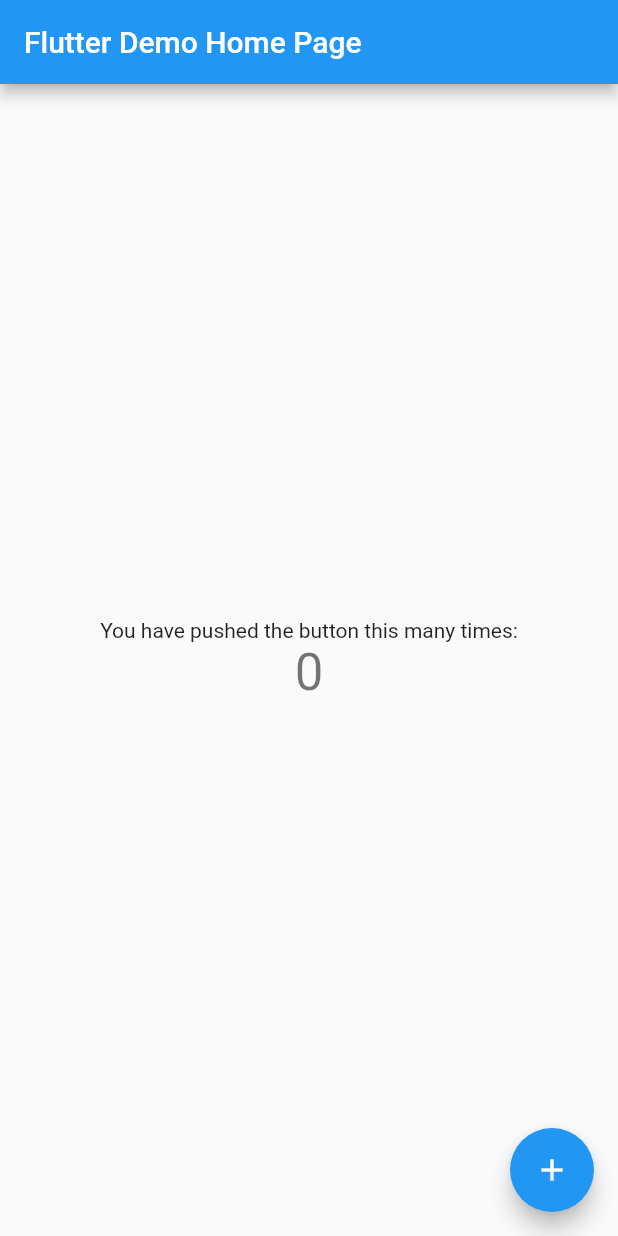
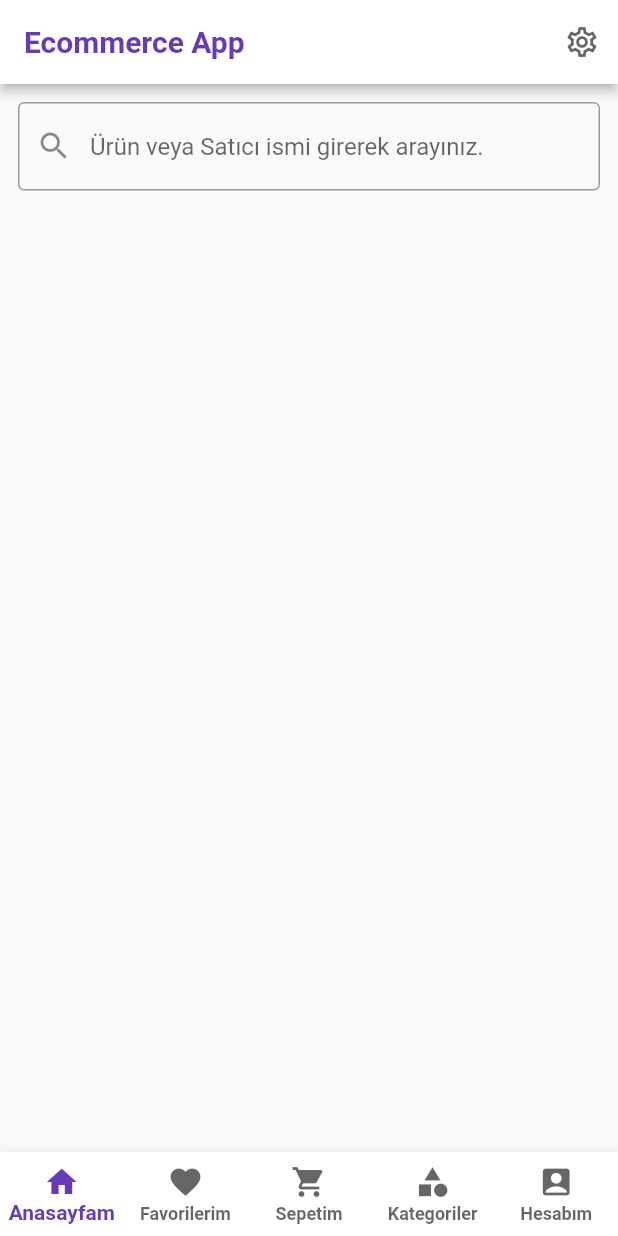
Before and after one commit to oguzunluerler1/idea_ecommerce_app, a Flutter app: the screen it shows after launch, on a phone screen of 412 x 824 dp. Run offline on Flutter 3.47's test engine with Material 2 defaults, Android fonts, the phone set to English and light mode, and no system bars.

Commit message:
alıcı sayfaları yüzeysel olarak oluşturuldu

```diff
--- a/analysis_options.yaml
+++ b/analysis_options.yaml
@@ -7,7 +7,7 @@
 
 # The following line activates a set of recommended lints for Flutter apps,
 # packages, and plugins designed to encourage good coding practices.
-include: package:flutter_lints/flutter.yaml
+#include: package:flutter_lints/flutter.yaml
 
 linter:
   # The lint rules applied to this project can be customized in the
--- a/lib/main.dart
+++ b/lib/main.dart
@@ -1,4 +1,6 @@
 import 'package:flutter/material.dart';
+
+import 'screens/my_home_page.dart';
 
 void main() {
   runApp(const MyApp());
@@ -7,109 +9,24 @@ void main() {
 class MyApp extends StatelessWidget {
   const MyApp({Key? key}) : super(key: key);
 
-  // This widget is the root of your application.
   @override
   Widget build(BuildContext context) {
     return MaterialApp(
-      title: 'Flutter Demo',
+      title: 'IDEA Ecommerce App',
+      debugShowCheckedModeBanner: false,
       theme: ThemeData(
-        // This is the theme of your application.
-        //
-        // Try running your application with "flutter run". You'll see the
-        // application has a blue toolbar. Then, without quitting the app, try
-        // changing the primarySwatch below to Colors.green and then invoke
-        // "hot reload" (press "r" in the console where you ran "flutter run",
-        // or simply save your changes to "hot reload" in a Flutter IDE).
-        // Notice that the counter didn't reset back to zero; the application
-        // is not restarted.
-        primarySwatch: Colors.blue,
+        inputDecorationTheme:
+            InputDecorationTheme(border: OutlineInputBorder()),
+        appBarTheme: AppBarTheme(color: Colors.white, elevation: 3),
+        bottomNavigationBarTheme: BottomNavigationBarThemeData(
+            selectedLabelStyle: TextStyle(fontWeight: FontWeight.bold),
+            unselectedLabelStyle: TextStyle(fontWeight: FontWeight.bold),
+            unselectedItemColor: Colors.black.withOpacity(0.6)),
+        primarySwatch: Colors.deepPurple,
+        primaryColor: Colors.deepPurple,
+
       ),
-      home: const MyHomePage(title: 'Flutter Demo Home Page'),
+      home: MyHomePage(),
     );
   }
 }
-
-class MyHomePage extends StatefulWidget {
-  const MyHomePage({Key? key, required this.title}) : super(key: key);
-
-  // This widget is the home page of your application. It is stateful, meaning
-  // that it has a State object (defined below) that contains fields that affect
-  // how it looks.
-
-  // This class is the configuration for the state. It holds the values (in this
-  // case the title) provided by the parent (in this case the App widget) and
-  // used by the build method of the State. Fields in a Widget subclass are
-  // always marked "final".
-
-  final String title;
-
-  @override
-  State<MyHomePage> createState() => _MyHomePageState();
-}
-
-class _MyHomePageState extends State<MyHomePage> {
-  int _counter = 0;
-
-  void _incrementCounter() {
-    setState(() {
-      // This call to setState tells the Flutter framework that something has
-      // changed in this State, which causes it to rerun the build method below
-      // so that the display can reflect the updated values. If we changed
-      // _counter without calling setState(), then the build method would not be
-      // called again, and so nothing would appear to happen.
-      _counter++;
-    });
-  }
-
-  @override
-  Widget build(BuildContext context) {
-    // This method is rerun every time setState is called, for instance as done
-    // by the _incrementCounter method above.
-    //
-    // The Flutter framework has been optimized to make rerunning build methods
-    // fast, so that you can just rebuild anything that needs updating rather
-    // than having to individually change instances of widgets.
-    return Scaffold(
-      appBar: AppBar(
-        // Here we take the value from the MyHomePage object that was created by
-        // the App.build method, and use it to set our appbar title.
-        title: Text(widget.title),
-      ),
-      body: Center(
-        // Center is a layout widget. It takes a single child and positions it
-        // in the middle of the parent.
-        child: Column(
-          // Column is also a layout widget. It takes a list of children and
-          // arranges them vertically. By default, it sizes itself to fit its
-          // children horizontally, and tries to be as tall as its parent.
-          //
-          // Invoke "debug painting" (press "p" in the console, choose the
-          // "Toggle Debug Paint" action from the Flutter Inspector in Android
-          // Studio, or the "Toggle Debug Paint" command in Visual Studio Code)
-          // to see the wireframe for each widget.
-          //
-          // Column has various properties to control how it sizes itself and
-          // how it positions its children. Here we use mainAxisAlignment to
-          // center the children vertically; the main axis here is the vertical
-          // axis because Columns are vertical (the cross axis would be
-          // horizontal).
-          mainAxisAlignment: MainAxisAlignment.center,
-          children: <Widget>[
-            const Text(
-              'You have pushed the button this many times:',
-            ),
-            Text(
-              '$_counter',
-              style: Theme.of(context).textTheme.headline4,
-            ),
-          ],
-        ),
-      ),
-      floatingActionButton: FloatingActionButton(
-        onPressed: _incrementCounter,
-        tooltip: 'Increment',
-        child: const Icon(Icons.add),
-      ), // This trailing comma makes auto-formatting nicer for build methods.
-    );
-  }
-}
--- /dev/null
+++ b/lib/screens/ana_sayfa.dart
@@ -0,0 +1,52 @@
+import 'package:flutter/material.dart';
+
+class AnaSayfa extends StatelessWidget {
+  @override
+  Widget build(BuildContext context) {
+    return Scaffold(
+      appBar: AppBar(
+        title: Text(
+          "Ecommerce App",
+          style:
+              TextStyle(color: Colors.deepPurple, fontWeight: FontWeight.bold),
+        ),
+        actions: [
+          IconButton(
+            onPressed: () {},
+            icon: Icon(
+              Icons.settings_outlined,
+              color: Colors.black.withOpacity(0.6),
+            ),
+          ),
+        ],
+      ),
+      body: Center(
+        child: Padding(
+          padding: const EdgeInsets.all(12.0),
+          child: Column(
+            children: [
+              TextField(
+                decoration: InputDecoration(
+                    prefixIcon: Icon(Icons.search),
+                    hintText: "Ürün veya Satıcı ismi girerek arayınız."),
+              ),
+              /* GridView.extent(
+                shrinkWrap: true,
+                childAspectRatio: 1,
+                maxCrossAxisExtent: 50,
+                scrollDirection: Axis.horizontal,
+                children: [
+                  Container(
+                    height: 50,
+                    width: 50,
+                    color: Colors.amber,
+                  )
+                ],
+              ) */
+            ],
+          ),
+        ),
+      ),
+    );
+  }
+}
--- /dev/null
+++ b/lib/screens/favoriler.dart
@@ -0,0 +1,14 @@
+import 'package:flutter/material.dart';
+
+class Favoriler extends StatelessWidget {
+  @override
+  Widget build(BuildContext context) {
+    return Scaffold(
+      body: Center(
+        child: Container(
+          child: Text('Favoriler'),
+        ),
+      ),
+    );
+  }
+}
--- /dev/null
+++ b/lib/screens/hesap.dart
@@ -0,0 +1,14 @@
+import 'package:flutter/material.dart';
+
+class Hesap extends StatelessWidget {
+  @override
+  Widget build(BuildContext context) {
+    return Scaffold(
+      body: Center(
+        child: Container(
+          child: Text('Hesap'),
+        ),
+      ),
+    );
+  }
+}
--- /dev/null
+++ b/lib/screens/kategoriler.dart
@@ -0,0 +1,14 @@
+import 'package:flutter/material.dart';
+
+class Kategoriler extends StatelessWidget {
+  @override
+  Widget build(BuildContext context) {
+    return Scaffold(
+      body: Center(
+        child: Container(
+          child: Text('Kategoriler'),
+        ),
+      ),
+    );
+  }
+}
--- /dev/null
+++ b/lib/screens/my_home_page.dart
@@ -0,0 +1,59 @@
+
+import 'package:flutter/material.dart';
+import 'ana_sayfa.dart';
+import 'favoriler.dart';
+import 'hesap.dart';
+import 'kategoriler.dart';
+import 'sepet.dart';
+
+class MyHomePage extends StatefulWidget {
+  MyHomePage({Key? key}) : super(key: key);
+
+  @override
+  State<MyHomePage> createState() => _MyHomePageState();
+}
+
+class _MyHomePageState extends State<MyHomePage> {
+  int index = 0;
+
+  @override
+  Widget build(BuildContext context) {
+    return SafeArea(
+      child: Scaffold(
+
+        body: index == 0
+            ? AnaSayfa()
+            : index == 1
+                ? Favoriler()
+                : index == 2
+                    ? Sepet()
+                    : index == 3
+                        ? Kategoriler()
+                        : Hesap(),
+        bottomNavigationBar: BottomNavigationBar(
+          currentIndex: index,
+          onTap: (secilenIndex) {
+            setState(() {
+              index = secilenIndex;
+            });
+          },
+          type: BottomNavigationBarType.fixed,
+          backgroundColor: Colors.white,
+          //selectedItemColor: Colors.blue,
+          //fixedColor: Colors.blue,
+          items: [
+            BottomNavigationBarItem(icon: Icon(Icons.home), label: "Anasayfam"),
+            BottomNavigationBarItem(
+                icon: Icon(Icons.favorite), label: "Favorilerim"),
+            BottomNavigationBarItem(
+                icon: Icon(Icons.shopping_cart), label: "Sepetim"),
+            BottomNavigationBarItem(
+                icon: Icon(Icons.category), label: "Kategoriler"),
+            BottomNavigationBarItem(
+                icon: Icon(Icons.account_box), label: "Hesabım"),
+          ],
+        ),
+      ),
+    );
+  }
+}
--- /dev/null
+++ b/lib/screens/sepet.dart
@@ -0,0 +1,14 @@
+import 'package:flutter/material.dart';
+
+class Sepet extends StatelessWidget {
+  @override
+  Widget build(BuildContext context) {
+    return Scaffold(
+      body: Center(
+        child: Container(
+          child: Text('Sepet'),
+        ),
+      ),
+    );
+  }
+}
```
